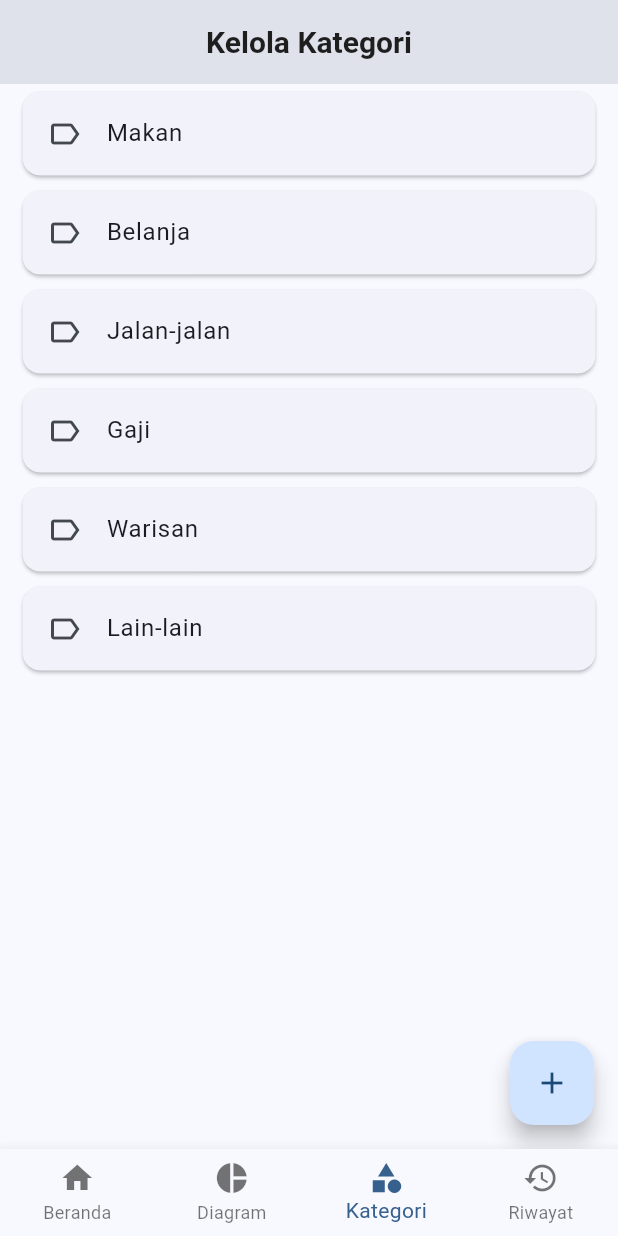
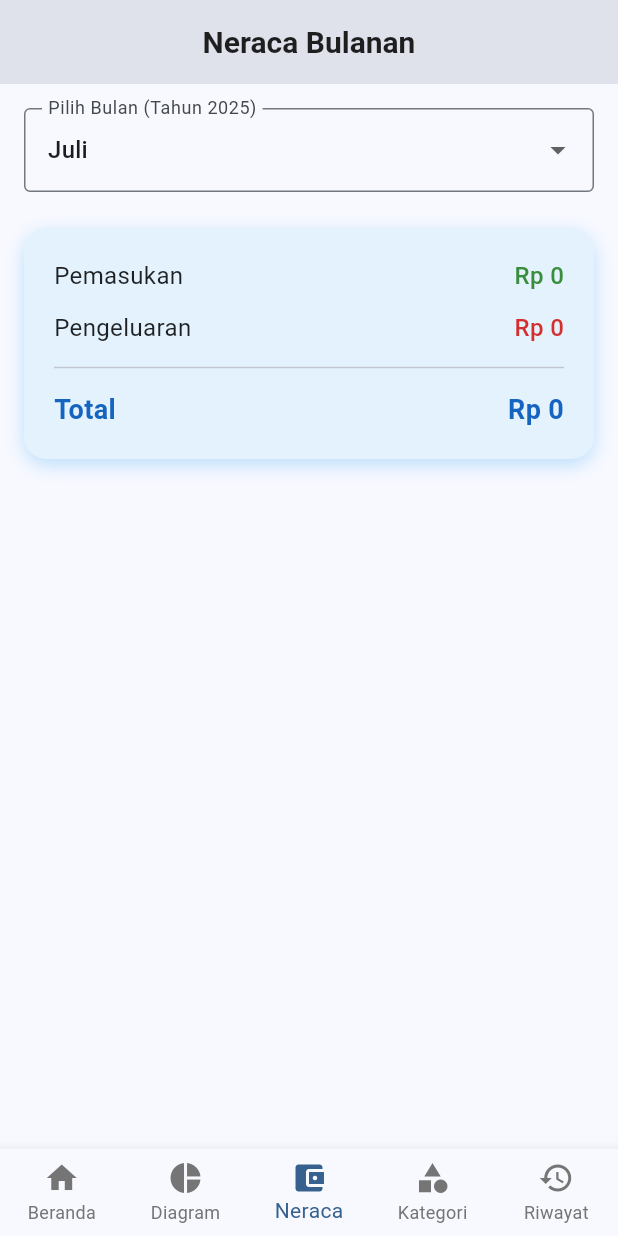
Before and after one commit to HgRayhan08/bilionare_budget_app, a Flutter app: the screen it shows after launch, item 3 of the bottom bar chosen, on a phone screen of 412 x 824 dp. Run offline on Flutter 3.47's test engine with Material 3 defaults, Android fonts, the phone set to English and light mode, and no system bars; our stand-ins replace fl_chart, get, shared_preferences, sqflite; accounts and stored records are empty.

Commit message:
add neraca

```diff
--- a/lib/local_storage/local_storage.dart
+++ b/lib/local_storage/local_storage.dart
@@ -10,7 +10,7 @@ class LocalStorage {
 
   static const String _categoriesKey = 'transaction_categories';
 
-  // --- Logika Database SQLite (Tidak Berubah) ---
+  // --- Logika Database SQLite ---
   static Database? _database;
   final String _tableName = 'transactions';
 
@@ -38,6 +38,29 @@ class LocalStorage {
     ''');
   }
 
+  // --- LOGIC BARU: Menjumlahkan total income atau expense dalam satu bulan ---
+  /// Menggunakan query SQL SUM() untuk efisiensi.
+  Future<int> getTotalForMonth(int year, int month, String type) async {
+    final db = await database;
+    // Tentukan tanggal awal dan akhir bulan
+    final DateTime startDate = DateTime(year, month, 1);
+    // Tanggal akhir adalah hari pertama bulan berikutnya, query akan lebih mudah (<)
+    final DateTime endDate = DateTime(year, month + 1, 1);
+
+    final List<Map<String, dynamic>> result = await db.rawQuery(
+      'SELECT SUM(nominal) as total FROM $_tableName WHERE type = ? AND date >= ? AND date < ?',
+      [type, startDate.toIso8601String(), endDate.toIso8601String()],
+    );
+
+    // Hasil dari SUM bisa null jika tidak ada data, jadi kita perlu menanganinya.
+    if (result.isNotEmpty && result.first['total'] != null) {
+      return result.first['total'] as int;
+    }
+
+    return 0; // Kembalikan 0 jika tidak ada transaksi
+  }
+
+  // --- Metode CRUD Transaksi (Tidak Berubah) ---
   Future<int> createTransaction(TransactionModel transaction) async {
     final db = await database;
     return await db.insert(_tableName, transaction.toJson());
@@ -88,8 +111,7 @@ class LocalStorage {
     });
   }
 
-  // --- Logika Kategori SharedPreferences (DIPERBARUI) ---
-
+  // --- Logika Kategori SharedPreferences (Tidak Berubah) ---
   Future<SharedPreferences> _getPrefs() async {
     return await SharedPreferences.getInstance();
   }
@@ -117,24 +139,19 @@ class LocalStorage {
     }
   }
 
-  /// LOGIC BARU: Membuat kategori baru
   Future<bool> createCategory(String newCategory) async {
     if (newCategory.trim().isEmpty) return false;
-
     List<String> currentCategories = await getCategories();
-    // Cek duplikat (tidak case-sensitive)
     if (currentCategories.any(
       (c) => c.toLowerCase() == newCategory.toLowerCase(),
     )) {
-      return false; // Kategori sudah ada
+      return false;
     }
-
     currentCategories.add(newCategory.trim());
     await _saveCategories(currentCategories);
     return true;
   }
 
-  /// LOGIC BARU: Menghapus kategori
   Future<void> deleteCategory(String categoryToDelete) async {
     List<String> currentCategories = await getCategories();
     currentCategories.remove(categoryToDelete);
--- a/lib/pages/bottom_navigasi_page.dart
+++ b/lib/pages/bottom_navigasi_page.dart
@@ -3,6 +3,7 @@ import 'package:flutter/material.dart';
 import 'home_page.dart';
 import 'diagram_page.dart';
 import 'history_page.dart';
+import 'neraca_page.dart'; // <-- IMPORT HALAMAN BARU
 
 class BottomNavigasiPage extends StatefulWidget {
   const BottomNavigasiPage({super.key});
@@ -14,11 +15,12 @@ class BottomNavigasiPage extends StatefulWidget {
 class _BottomNavigasiPageState extends State<BottomNavigasiPage> {
   int _selectedIndex = 0;
 
-  // --- TAMBAHKAN HALAMAN KATEGORI KE DALAM LIST ---
+  // --- TAMBAHKAN HALAMAN NERACA KE DALAM LIST ---
   final List<Widget> _pages = [
     HomePage(),
     const DiagramPage(),
-    CategoryPage(), // <-- HALAMAN BARU
+    const NeracaPage(), // <-- HALAMAN BARU
+    CategoryPage(),
     const HistoryPage(),
   ];
 
@@ -33,7 +35,7 @@ class _BottomNavigasiPageState extends State<BottomNavigasiPage> {
     return Scaffold(
       body: IndexedStack(index: _selectedIndex, children: _pages),
       bottomNavigationBar: BottomNavigationBar(
-        type: BottomNavigationBarType.fixed, // Agar semua label terlihat
+        type: BottomNavigationBarType.fixed, // Penting agar semua item terlihat
         items: const <BottomNavigationBarItem>[
           BottomNavigationBarItem(icon: Icon(Icons.home), label: 'Beranda'),
           BottomNavigationBarItem(
@@ -41,6 +43,10 @@ class _BottomNavigasiPageState extends State<BottomNavigasiPage> {
             label: 'Diagram',
           ),
           // --- TAMBAHKAN ITEM NAVIGASI BARU ---
+          BottomNavigationBarItem(
+            icon: Icon(Icons.account_balance_wallet), // Icon untuk neraca
+            label: 'Neraca',
+          ),
           BottomNavigationBarItem(
             icon: Icon(Icons.category),
             label: 'Kategori',
@@ -50,6 +56,7 @@ class _BottomNavigasiPageState extends State<BottomNavigasiPage> {
         currentIndex: _selectedIndex,
         onTap: _onItemTapped,
         selectedItemColor: Theme.of(context).colorScheme.primary,
+        unselectedItemColor: Colors.grey.shade600,
       ),
     );
   }
--- /dev/null
+++ b/lib/pages/neraca_page.dart
@@ -0,0 +1,185 @@
+import 'package:flutter/material.dart';
+import 'package:intl/intl.dart';
+import '../local_storage/local_storage.dart';
+
+class NeracaPage extends StatefulWidget {
+  const NeracaPage({super.key});
+
+  @override
+  State<NeracaPage> createState() => _NeracaPageState();
+}
+
+class _NeracaPageState extends State<NeracaPage> {
+  final LocalStorage _localStorage = LocalStorage();
+  final int _currentYear = DateTime.now().year;
+
+  // Daftar bulan dalam bahasa Indonesia
+  final List<String> _months = [
+    'Januari',
+    'Februari',
+    'Maret',
+    'April',
+    'Mei',
+    'Juni',
+    'Juli',
+    'Agustus',
+    'September',
+    'Oktober',
+    'November',
+    'Desember',
+  ];
+
+  late String _selectedMonth;
+  int _totalIncome = 0;
+  int _totalExpense = 0;
+  bool _isLoading = true;
+
+  @override
+  void initState() {
+    super.initState();
+    // Atur bulan yang dipilih ke bulan saat ini saat halaman pertama kali dibuka
+    _selectedMonth = _months[DateTime.now().month - 1];
+    // Ambil data untuk bulan yang dipilih
+    _fetchDataForMonth();
+  }
+
+  // Fungsi untuk mengambil dan menghitung data dari database
+  Future<void> _fetchDataForMonth() async {
+    setState(() {
+      _isLoading = true;
+    });
+
+    final monthIndex = _months.indexOf(_selectedMonth) + 1;
+
+    // Ambil total income dan expense secara bersamaan
+    final results = await Future.wait([
+      _localStorage.getTotalForMonth(_currentYear, monthIndex, 'Income'),
+      _localStorage.getTotalForMonth(_currentYear, monthIndex, 'Expense'),
+    ]);
+
+    setState(() {
+      _totalIncome = results[0];
+      _totalExpense = results[1];
+      _isLoading = false;
+    });
+  }
+
+  @override
+  Widget build(BuildContext context) {
+    final currencyFormatter = NumberFormat.currency(
+      locale: 'id_ID',
+      symbol: 'Rp ',
+      decimalDigits: 0,
+    );
+    final total = _totalIncome - _totalExpense;
+
+    return Scaffold(
+      appBar: AppBar(
+        title: const Text('Neraca Bulanan'),
+        backgroundColor: Theme.of(context).colorScheme.surfaceVariant,
+      ),
+      body: Padding(
+        padding: const EdgeInsets.all(16.0),
+        child: Column(
+          children: [
+            // Dropdown untuk memilih bulan
+            DropdownButtonFormField<String>(
+              value: _selectedMonth,
+              decoration: InputDecoration(
+                labelText: 'Pilih Bulan (Tahun $_currentYear)',
+                border: const OutlineInputBorder(),
+              ),
+              items: _months.map((String month) {
+                return DropdownMenuItem<String>(
+                  value: month,
+                  child: Text(month),
+                );
+              }).toList(),
+              onChanged: (newValue) {
+                if (newValue != null) {
+                  setState(() {
+                    _selectedMonth = newValue;
+                  });
+                  _fetchDataForMonth(); // Ambil data baru saat bulan diganti
+                }
+              },
+            ),
+            const SizedBox(height: 24),
+
+            // Container untuk menampilkan hasil
+            Container(
+              padding: const EdgeInsets.all(20),
+              decoration: BoxDecoration(
+                color: Colors.blue.shade50,
+                borderRadius: BorderRadius.circular(15),
+                boxShadow: [
+                  BoxShadow(
+                    color: Colors.blue.shade100,
+                    blurRadius: 10,
+                    offset: const Offset(0, 4),
+                  ),
+                ],
+              ),
+              child: _isLoading
+                  ? const Center(child: CircularProgressIndicator())
+                  : Column(
+                      children: [
+                        // Baris Pemasukan
+                        _buildInfoRow(
+                          title: 'Pemasukan',
+                          amount: currencyFormatter.format(_totalIncome),
+                          color: Colors.green.shade700,
+                        ),
+                        const SizedBox(height: 12),
+                        // Baris Pengeluaran
+                        _buildInfoRow(
+                          title: 'Pengeluaran',
+                          amount: currencyFormatter.format(_totalExpense),
+                          color: Colors.red.shade700,
+                        ),
+                        const Divider(height: 30, thickness: 1),
+                        // Baris Total
+                        _buildInfoRow(
+                          title: 'Total',
+                          amount: currencyFormatter.format(total),
+                          color: total >= 0
+                              ? Colors.blue.shade800
+                              : Colors.red.shade800,
+                          isBold: true,
+                        ),
+                      ],
+                    ),
+            ),
+          ],
+        ),
+      ),
+    );
+  }
+
+  // Widget helper untuk membuat baris informasi
+  Widget _buildInfoRow({
+    required String title,
+    required String amount,
+    required Color color,
+    bool isBold = false,
+  }) {
+    final style = TextStyle(
+      fontSize: isBold ? 18 : 16,
+      fontWeight: isBold ? FontWeight.bold : FontWeight.normal,
+      color: isBold ? color : Colors.black87,
+    );
+    final amountStyle = TextStyle(
+      fontSize: isBold ? 18 : 16,
+      fontWeight: isBold ? FontWeight.bold : FontWeight.w500,
+      color: color,
+    );
+
+    return Row(
+      mainAxisAlignment: MainAxisAlignment.spaceBetween,
+      children: [
+        Text(title, style: style),
+        Text(amount, style: amountStyle),
+      ],
+    );
+  }
+}
```
Also changed, not shown: 1 other file.
